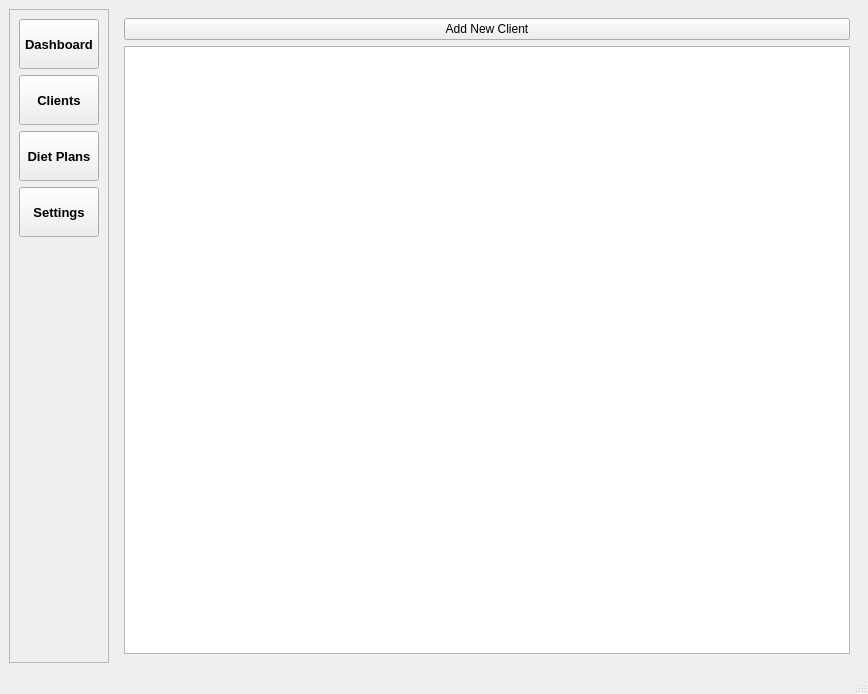
The window that app/views/main_window.ui (cavide-dev/dietician-client-tracker) describes before a commit, drawn with Qt 5.
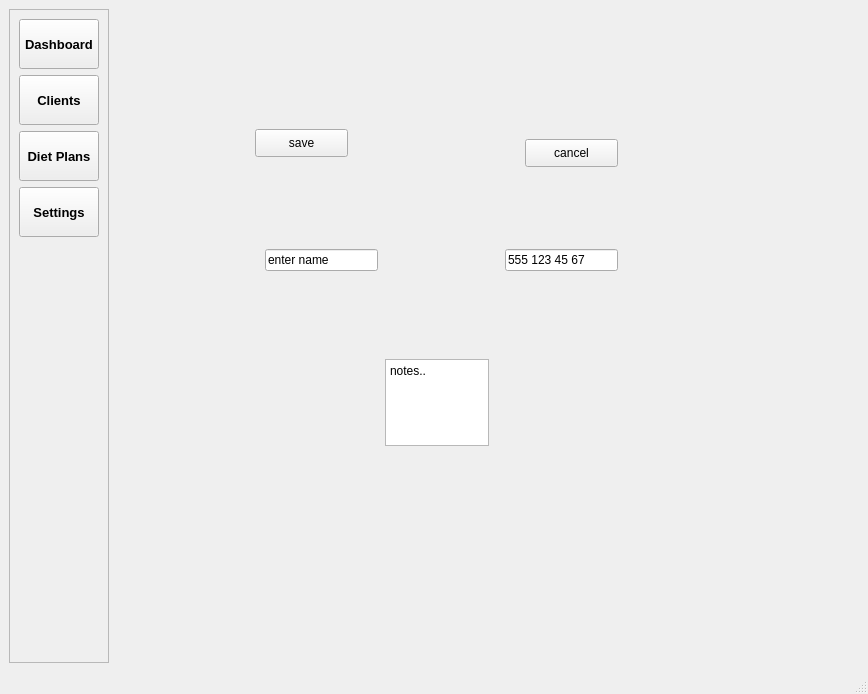
The same window after the commit.

Commit message: feat: implement 'Add Client' functionality with UI and database integration

What changed in the file:
```diff
--- a/app/views/main_window.ui
+++ b/app/views/main_window.ui
@@ -141,7 +141,7 @@
     <item>
      <widget class="QStackedWidget" name="stackedWidget">
       <property name="currentIndex">
-       <number>1</number>
+       <number>2</number>
       </property>
       <widget class="QWidget" name="page_dashboard">
        <widget class="QLabel" name="label">
@@ -177,6 +177,73 @@
         </item>
        </layout>
       </widget>
+      <widget class="QWidget" name="page_add_client">
+       <widget class="QPushButton" name="btn_save">
+        <property name="geometry">
+         <rect>
+          <x>140</x>
+          <y>120</y>
+          <width>93</width>
+          <height>28</height>
+         </rect>
+        </property>
+        <property name="text">
+         <string>save</string>
+        </property>
+       </widget>
+       <widget class="QPushButton" name="btn_cancel">
+        <property name="geometry">
+         <rect>
+          <x>410</x>
+          <y>130</y>
+          <width>93</width>
+          <height>28</height>
+         </rect>
+        </property>
+        <property name="text">
+         <string>cancel</string>
+        </property>
+       </widget>
+       <widget class="QLineEdit" name="txt_name">
+        <property name="geometry">
+         <rect>
+          <x>150</x>
+          <y>240</y>
+          <width>113</width>
+          <height>22</height>
+         </rect>
+        </property>
+        <property name="text">
+         <string>enter name</string>
+        </property>
+       </widget>
+       <widget class="QLineEdit" name="txt_phone">
+        <property name="geometry">
+         <rect>
+          <x>390</x>
+          <y>240</y>
+          <width>113</width>
+          <height>22</height>
+         </rect>
+        </property>
+        <property name="text">
+         <string>555 123 45 67</string>
+        </property>
+       </widget>
+       <widget class="QPlainTextEdit" name="txt_notes">
+        <property name="geometry">
+         <rect>
+          <x>270</x>
+          <y>350</y>
+          <width>104</width>
+          <height>87</height>
+         </rect>
+        </property>
+        <property name="plainText">
+         <string>notes..</string>
+        </property>
+       </widget>
+      </widget>
       <widget class="QWidget" name="page_diet_plans">
        <widget class="QLabel" name="label_3">
         <property name="geometry">
```
Left out of the diff: 3 changed lines with no effect on the pictures. The commit also changes 1 other file.
